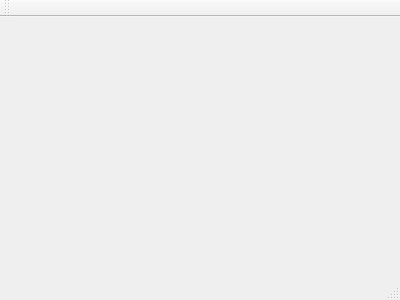
The window that ImageRecognition/mainwindow.ui (nieznanysprawiciel/POBRImageRecognition) describes before a commit, drawn with Qt 5.
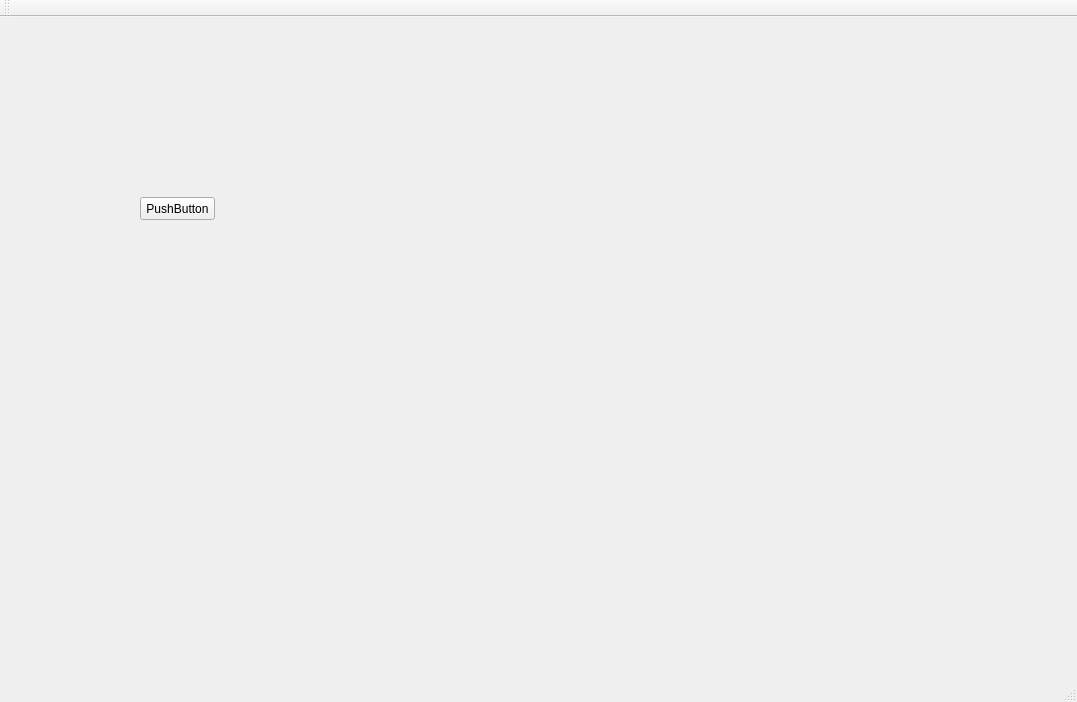
The same window after the commit.

Patch:
```diff
--- a/ImageRecognition/mainwindow.ui
+++ b/ImageRecognition/mainwindow.ui
@@ -1,24 +1,53 @@
 <ui version="4.0">
  <class>MainWindow</class>
- <widget class="QMainWindow" name="MainWindow" >
-  <property name="geometry" >
+ <widget class="QMainWindow" name="MainWindow">
+  <property name="geometry">
    <rect>
     <x>0</x>
     <y>0</y>
-    <width>400</width>
-    <height>300</height>
+    <width>1077</width>
+    <height>702</height>
    </rect>
   </property>
   <property name="windowTitle" >
    <string>MainWindow</string>
   </property>
-  <widget class="QMenuBar" name="menuBar" />
-  <widget class="QToolBar" name="mainToolBar" />
-  <widget class="QWidget" name="centralWidget" />
-  <widget class="QStatusBar" name="statusBar" />
+  <widget class="QWidget" name="centralWidget">
+   <widget class="QPushButton" name="pushButton">
+    <property name="geometry">
+     <rect>
+      <x>140</x>
+      <y>180</y>
+      <width>75</width>
+      <height>23</height>
+     </rect>
+    </property>
+    <property name="text">
+     <string>PushButton</string>
+    </property>
+   </widget>
+  </widget>
+  <widget class="QMenuBar" name="menuBar">
+   <property name="geometry">
+    <rect>
+     <x>0</x>
+     <y>0</y>
+     <width>1077</width>
+     <height>21</height>
+    </rect>
+   </property>
+  </widget>
+  <widget class="QToolBar" name="mainToolBar">
+   <attribute name="toolBarArea">
+    <enum>TopToolBarArea</enum>
+   </attribute>
+   <attribute name="toolBarBreak">
+    <bool>false</bool>
+   </attribute>
+  </widget>
+  <widget class="QStatusBar" name="statusBar"/>
  </widget>
- <layoutDefault spacing="6" margin="11" />
- <pixmapfunction></pixmapfunction>
+ <layoutdefault spacing="6" margin="11"/>
  <resources/>
  <connections/>
 </ui>
```
Left out of the diff: 3 changed lines with no effect on the pictures.
